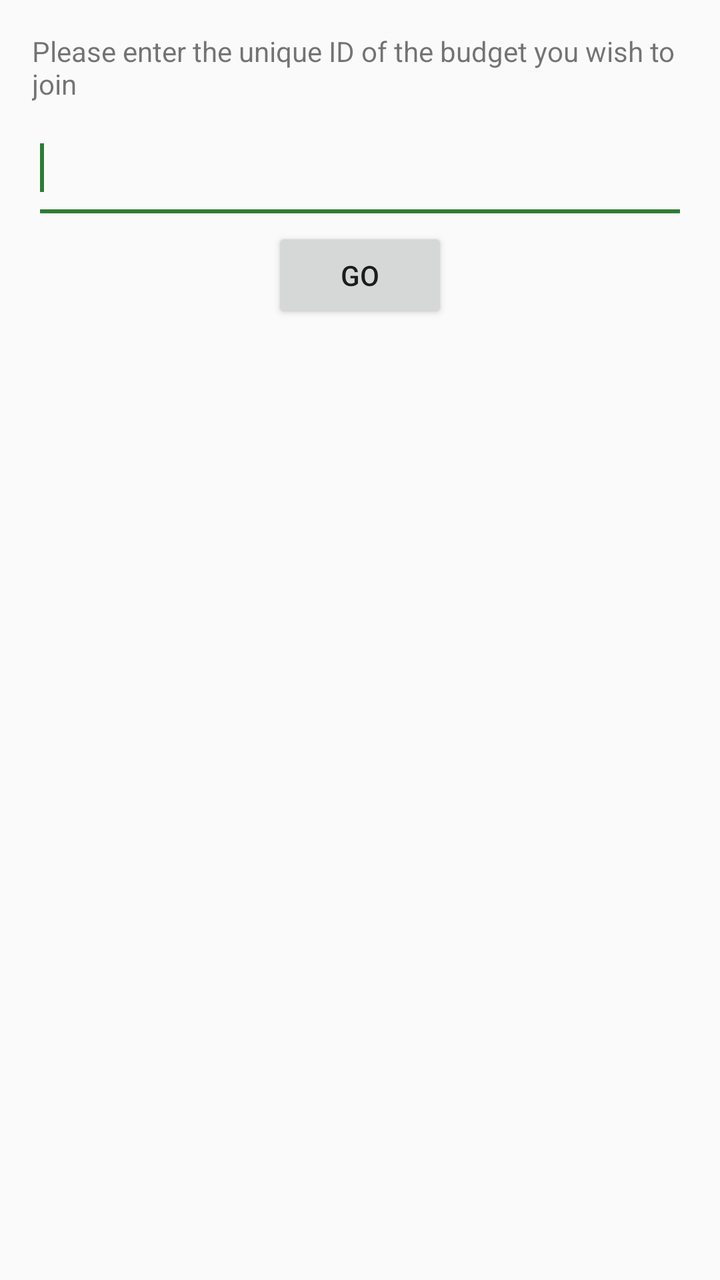
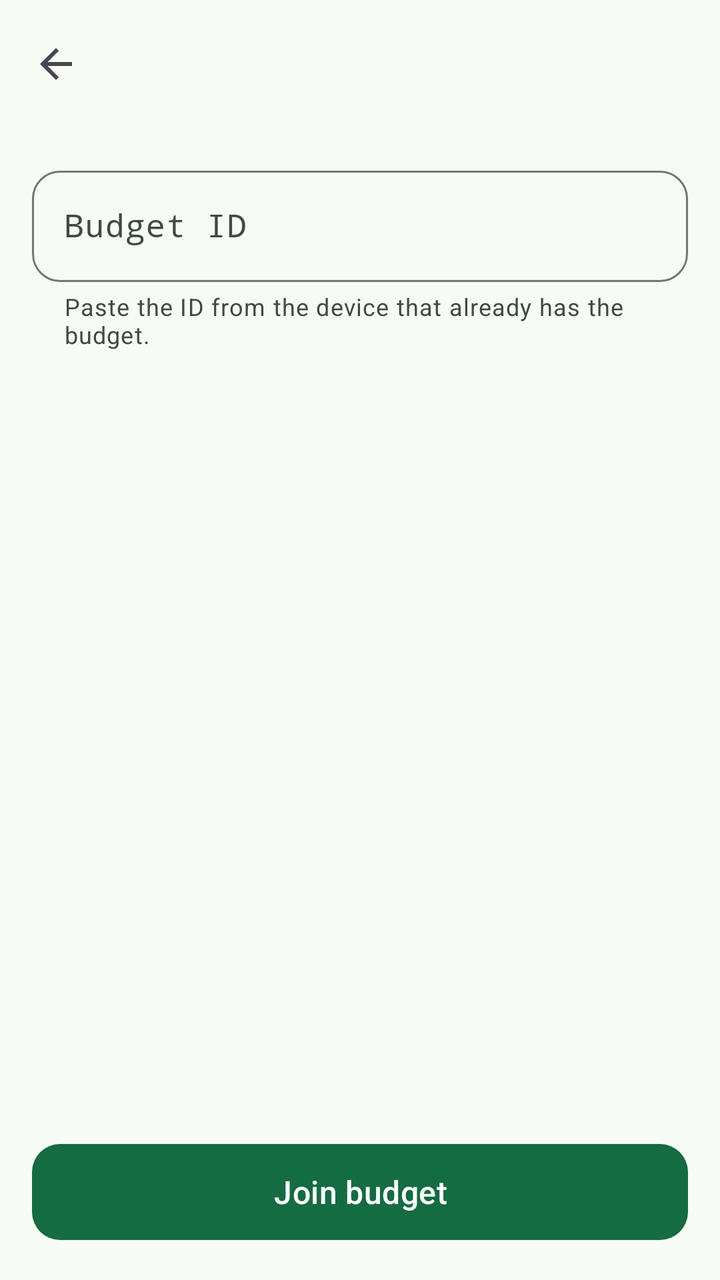

Before-and-after screenshots of an Android layout around one commit, followed by the original layout XML and the change that was made.
<!-- AndroidManifest.xml: application theme AppTheme -->
<!-- res/layout/activity_join_budget.xml -->
<RelativeLayout xmlns:android="http://schemas.android.com/apk/res/android"
    xmlns:tools="http://schemas.android.com/tools"
    android:id="@+id/join_budget_container"
    android:layout_width="match_parent"
    android:layout_height="match_parent"
    android:paddingBottom="@dimen/activity_vertical_margin"
    android:paddingStart="@dimen/activity_horizontal_margin"
    android:paddingEnd="@dimen/activity_horizontal_margin"
    android:paddingTop="@dimen/activity_vertical_margin" >

    <TextView
        android:id="@+id/label_join_unique_id"
        android:labelFor="@+id/text_join_unique_id"
        android:layout_width="wrap_content"
        android:layout_height="wrap_content"
        android:text="@string/label_join_unique_id" />

    <EditText
        android:id="@+id/text_join_unique_id"
        android:importantForAutofill="no"
        android:layout_width="wrap_content"
        android:layout_height="wrap_content"
        android:layout_alignStart="@+id/label_join_unique_id"
        android:layout_alignEnd="@+id/label_join_unique_id"
        android:layout_below="@+id/label_join_unique_id"
        android:ems="10"
        android:inputType="textNoSuggestions|textMultiLine"
        android:lines="2" >

        <requestFocus />
    </EditText>

    <Button
        android:id="@+id/button_go"
        android:layout_width="wrap_content"
        android:layout_height="wrap_content"
        android:layout_below="@+id/text_join_unique_id"
        android:layout_centerHorizontal="true"
        android:onClick="goButtonOnClick"
        android:text="@string/button_go" />

</RelativeLayout>
<!-- resources referenced by this layout -->
<resources>
  <dimen name="activity_horizontal_margin">16dp</dimen>
  <dimen name="activity_vertical_margin">16dp</dimen>
  <string name="button_go">Go</string>
  <string name="label_join_unique_id">Please enter the unique ID of the budget you wish to join</string>
  <style name="AppTheme" parent="Theme.AppCompat.DayNight.DarkActionBar">
          <item name="colorPrimary">@color/primary</item>
          <item name="colorPrimaryDark">@color/primary_dark</item>
          <item name="colorAccent">@color/accent</item>
      </style>
  <color name="primary">#ff1b5e20</color>
  <color name="primary_dark">#ff003300</color>
  <color name="accent">#ff2e7d32</color>
</resources>

<!-- the commit's change to res/layout/activity_join_budget.xml (unified diff, before → after) -->
@@ -1,42 +1,73 @@
-<RelativeLayout xmlns:android="http://schemas.android.com/apk/res/android"
-    xmlns:tools="http://schemas.android.com/tools"
+<?xml version="1.0" encoding="utf-8"?>
+<LinearLayout xmlns:android="http://schemas.android.com/apk/res/android"
+    xmlns:app="http://schemas.android.com/apk/res-auto"
     android:id="@+id/join_budget_container"
     android:layout_width="match_parent"
     android:layout_height="match_parent"
-    android:paddingBottom="@dimen/activity_vertical_margin"
-    android:paddingStart="@dimen/activity_horizontal_margin"
-    android:paddingEnd="@dimen/activity_horizontal_margin"
-    android:paddingTop="@dimen/activity_vertical_margin" >
+    android:orientation="vertical">
 
-    <TextView
-        android:id="@+id/label_join_unique_id"
-        android:labelFor="@+id/text_join_unique_id"
-        android:layout_width="wrap_content"
+    <com.google.android.material.appbar.MaterialToolbar
+        android:id="@+id/toolbar"
+        style="@style/Widget.Budget.Toolbar"
+        android:layout_width="match_parent"
         android:layout_height="wrap_content"
-        android:text="@string/label_join_unique_id" />
+        app:navigationIcon="@drawable/ic_arrow_back" />
 
-    <EditText
-        android:id="@+id/text_join_unique_id"
-        android:importantForAutofill="no"
-        android:layout_width="wrap_content"
+    <androidx.core.widget.NestedScrollView
+        android:id="@+id/join_budget_scroll"
+        android:layout_width="match_parent"
+        android:layout_height="0dp"
+        android:layout_weight="1"
+        android:clipToPadding="false"
+        android:scrollbars="none">
+
+        <LinearLayout
+            android:layout_width="match_parent"
+            android:layout_height="wrap_content"
+            android:orientation="vertical"
+            android:paddingStart="@dimen/screen_gutter"
+            android:paddingTop="@dimen/space_l"
+            android:paddingEnd="@dimen/screen_gutter"
+            android:paddingBottom="@dimen/space_xl">
+
+            <com.google.android.material.textfield.TextInputLayout
+                android:id="@+id/join_id_layout"
+                style="@style/Widget.Budget.TextInputLayout"
+                android:layout_width="match_parent"
+                android:layout_height="wrap_content"
+                android:hint="@string/label_join_unique_id"
+                app:helperText="@string/label_join_helper"
+                app:helperTextEnabled="true">
+
+                <com.google.android.material.textfield.TextInputEditText
+                    android:id="@+id/text_join_unique_id"
+                    android:layout_width="match_parent"
+                    android:layout_height="wrap_content"
+                    android:fontFamily="monospace"
+                    android:imeOptions="actionDone"
+                    android:importantForAutofill="no"
+                    android:inputType="textNoSuggestions"
+                    android:maxLines="2" />
+            </com.google.android.material.textfield.TextInputLayout>
+        </LinearLayout>
+    </androidx.core.widget.NestedScrollView>
+
+    <LinearLayout
+        android:id="@+id/join_budget_actions"
+        android:layout_width="match_parent"
         android:layout_height="wrap_content"
-        android:layout_alignStart="@+id/label_join_unique_id"
-        android:layout_alignEnd="@+id/label_join_unique_id"
-        android:layout_below="@+id/label_join_unique_id"
-        android:ems="10"
-        android:inputType="textNoSuggestions|textMultiLine"
-        android:lines="2" >
+        android:orientation="vertical"
+        android:paddingStart="@dimen/screen_gutter"
+        android:paddingTop="@dimen/space_s"
+        android:paddingEnd="@dimen/screen_gutter"
+        android:paddingBottom="@dimen/space_l">
 
-        <requestFocus />
-    </EditText>
+        <com.google.android.material.button.MaterialButton
+            android:id="@+id/button_go"
+            style="@style/Widget.Budget.Button.Primary"
+            android:layout_width="match_parent"
+            android:layout_height="wrap_content"
+            android:text="@string/button_go" />
+    </LinearLayout>
 
-    <Button
-        android:id="@+id/button_go"
-        android:layout_width="wrap_content"
-        android:layout_height="wrap_content"
-        android:layout_below="@+id/text_join_unique_id"
-        android:layout_centerHorizontal="true"
-        android:onClick="goButtonOnClick"
-        android:text="@string/button_go" />
-
-</RelativeLayout>
+</LinearLayout>
<!-- resource entries referenced after the edit -->
@@ -1,16 +1,133 @@
 <!-- resources referenced by this layout -->
 <resources>
-  <dimen name="activity_horizontal_margin">16dp</dimen>
-  <dimen name="activity_vertical_margin">16dp</dimen>
-  <string name="button_go">Go</string>
-  <string name="label_join_unique_id">Please enter the unique ID of the budget you wish to join</string>
-  <style name="AppTheme" parent="Theme.AppCompat.DayNight.DarkActionBar">
-          <item name="colorPrimary">@color/primary</item>
-          <item name="colorPrimaryDark">@color/primary_dark</item>
-          <item name="colorAccent">@color/accent</item>
+  <dimen name="screen_gutter">16dp</dimen>
+  <dimen name="space_l">16dp</dimen>
+  <dimen name="space_s">8dp</dimen>
+  <dimen name="space_xl">24dp</dimen>
+  <!-- drawable ic_arrow_back (drawable) -->
+  <vector xmlns:android="http://schemas.android.com/apk/res/android"
+      android:width="24dp"
+      android:height="24dp"
+      android:viewportWidth="24"
+      android:viewportHeight="24"
+      android:tint="?attr/colorControlNormal">
+      <path android:fillColor="@android:color/white" android:pathData="M20,11H7.83l5.59,-5.59L12,4l-8,8 8,8 1.41,-1.41L7.83,13H20z" />
+  </vector>
+  <string name="button_go">Join budget</string>
+  <string name="label_join_helper">Paste the ID from the device that already has the budget.</string>
+  <string name="label_join_unique_id">Budget ID</string>
+  <style name="Widget.Budget.Button.Primary" parent="Widget.Material3.Button">
+          <item name="android:minHeight">56dp</item>
+          <item name="android:textAppearance">@style/TextAppearance.Material3.TitleMedium</item>
+          <item name="shapeAppearance">?attr/shapeAppearanceCornerSmall</item>
       </style>
-  <color name="primary">#ff1b5e20</color>
-  <color name="primary_dark">#ff003300</color>
-  <color name="accent">#ff2e7d32</color>
+  <style name="Widget.Budget.TextInputLayout" parent="Widget.Material3.TextInputLayout.OutlinedBox">
+          <item name="boxCornerRadiusTopStart">14dp</item>
+          <item name="boxCornerRadiusTopEnd">14dp</item>
+          <item name="boxCornerRadiusBottomStart">14dp</item>
+          <item name="boxCornerRadiusBottomEnd">14dp</item>
+      </style>
+  <style name="Widget.Budget.Toolbar" parent="Widget.Material3.Toolbar">
+          <item name="titleTextAppearance">@style/TextAppearance.Material3.TitleLarge</item>
+          <item name="android:background">@android:color/transparent</item>
+      </style>
+  <style name="AppTheme" parent="Theme.Material3.DayNight.NoActionBar">
+          <item name="colorPrimary">@color/md_primary</item>
+          <item name="colorOnPrimary">@color/md_on_primary</item>
+          <item name="colorPrimaryContainer">@color/md_primary_container</item>
+          <item name="colorOnPrimaryContainer">@color/md_on_primary_container</item>
+  
+          <item name="colorSecondary">@color/md_secondary</item>
+          <item name="colorOnSecondary">@color/md_on_secondary</item>
+          <item name="colorSecondaryContainer">@color/md_secondary_container</item>
+          <item name="colorOnSecondaryContainer">@color/md_on_secondary_container</item>
+  
+          <item name="colorTertiary">@color/md_tertiary</item>
+          <item name="colorOnTertiary">@color/md_on_tertiary</item>
+          <item name="colorTertiaryContainer">@color/md_tertiary_container</item>
+          <item name="colorOnTertiaryContainer">@color/md_on_tertiary_container</item>
+  
+          <item name="colorError">@color/md_error</item>
+          <item name="colorOnError">@color/md_on_error</item>
+          <item name="colorErrorContainer">@color/md_error_container</item>
+          <item name="colorOnErrorContainer">@color/md_on_error_container</item>
+  
+          <item name="android:colorBackground">@color/md_background</item>
+          <item name="colorOnBackground">@color/md_on_background</item>
+          <item name="colorSurface">@color/md_surface</item>
+          <item name="colorOnSurface">@color/md_on_surface</item>
+          <item name="colorSurfaceVariant">@color/md_surface_variant</item>
+          <item name="colorOnSurfaceVariant">@color/md_on_surface_variant</item>
+  
+          <item name="colorSurfaceContainerLowest">@color/md_surface_container_lowest</item>
+          <item name="colorSurfaceContainerLow">@color/md_surface_container_low</item>
+          <item name="colorSurfaceContainer">@color/md_surface_container</item>
+          <item name="colorSurfaceContainerHigh">@color/md_surface_container_high</item>
+          <item name="colorSurfaceContainerHighest">@color/md_surface_container_highest</item>
+  
+          <item name="colorOutline">@color/md_outline</item>
+          <item name="colorOutlineVariant">@color/md_outline_variant</item>
+  
+          <item name="colorSurfaceInverse">@color/md_inverse_surface</item>
+          <item name="colorOnSurfaceInverse">@color/md_inverse_on_surface</item>
+          <item name="colorPrimaryInverse">@color/md_inverse_primary</item>
+  
+          <item name="android:statusBarColor">@android:color/transparent</item>
+          <item name="android:navigationBarColor">@android:color/transparent</item>
+  
+          <item name="shapeAppearanceCornerExtraSmall">@style/ShapeAppearance.Budget.ExtraSmall</item>
+          <item name="shapeAppearanceCornerSmall">@style/ShapeAppearance.Budget.Small</item>
+          <item name="shapeAppearanceCornerMedium">@style/ShapeAppearance.Budget.Medium</item>
+          <item name="shapeAppearanceCornerLarge">@style/ShapeAppearance.Budget.Large</item>
+  
+          <item name="materialAlertDialogTheme">@style/ThemeOverlay.Budget.AlertDialog</item>
+      </style>
+  <color name="md_primary">#ff146c43</color>
+  <color name="md_on_primary">#ffffffff</color>
+  <color name="md_primary_container">#ffa6f2c8</color>
+  <color name="md_on_primary_container">#ff00210f</color>
+  <color name="md_secondary">#ff4e6355</color>
+  <color name="md_on_secondary">#ffffffff</color>
+  <color name="md_secondary_container">#ffd0e8d8</color>
+  <color name="md_on_secondary_container">#ff0b1f14</color>
+  <color name="md_tertiary">#ff3c6472</color>
+  <color name="md_on_tertiary">#ffffffff</color>
+  <color name="md_tertiary_container">#ffc0e9fa</color>
+  <color name="md_on_tertiary_container">#ff001f28</color>
+  <color name="md_error">#ffba1a1a</color>
+  <color name="md_on_error">#ffffffff</color>
+  <color name="md_error_container">#ffffdad6</color>
+  <color name="md_on_error_container">#ff410002</color>
+  <color name="md_background">#fff6fbf5</color>
+  <color name="md_on_background">#ff171d19</color>
+  <color name="md_surface">#fff6fbf5</color>
+  <color name="md_on_surface">#ff171d19</color>
+  <color name="md_surface_variant">#ffdbe5dc</color>
+  <color name="md_on_surface_variant">#ff404943</color>
+  <color name="md_surface_container_lowest">#ffffffff</color>
+  <color name="md_surface_container_low">#fff0f6ef</color>
+  <color name="md_surface_container">#ffebf1ea</color>
+  <color name="md_surface_container_high">#ffe5ebe4</color>
+  <color name="md_surface_container_highest">#ffdfe5de</color>
+  <color name="md_outline">#ff707972</color>
+  <color name="md_outline_variant">#ffbfc9c1</color>
+  <color name="md_inverse_surface">#ff2c322d</color>
+  <color name="md_inverse_on_surface">#ffedf3eb</color>
+  <color name="md_inverse_primary">#ff8bd6ac</color>
+  <style name="ShapeAppearance.Budget.ExtraSmall" parent="ShapeAppearance.Material3.Corner.ExtraSmall">
+          <item name="cornerSize">8dp</item>
+      </style>
+  <style name="ShapeAppearance.Budget.Small" parent="ShapeAppearance.Material3.Corner.Small">
+          <item name="cornerSize">14dp</item>
+      </style>
+  <style name="ShapeAppearance.Budget.Medium" parent="ShapeAppearance.Material3.Corner.Medium">
+          <item name="cornerSize">20dp</item>
+      </style>
+  <style name="ShapeAppearance.Budget.Large" parent="ShapeAppearance.Material3.Corner.Large">
+          <item name="cornerSize">28dp</item>
+      </style>
+  <style name="ThemeOverlay.Budget.AlertDialog" parent="ThemeOverlay.Material3.MaterialAlertDialog">
+          <item name="shapeAppearanceCornerExtraLarge">@style/ShapeAppearance.Budget.Large</item>
+      </style>
 </resources>
 
